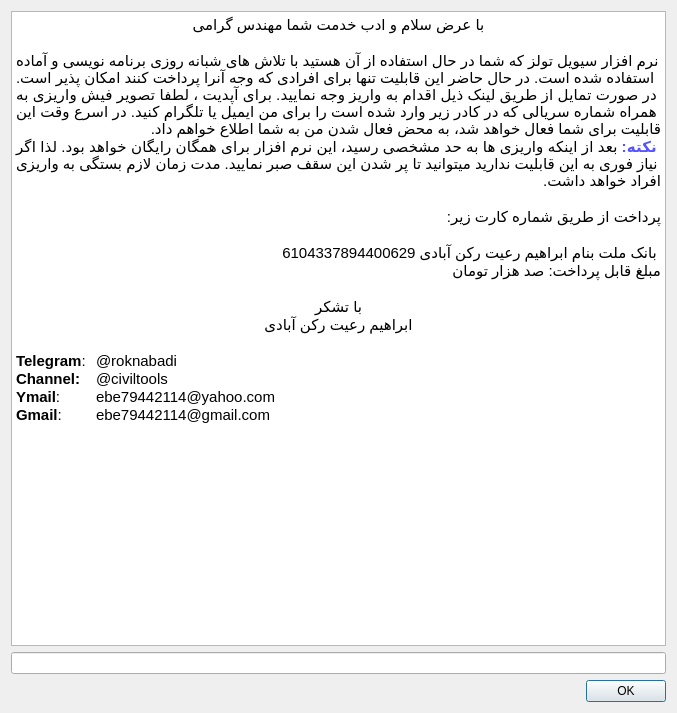
The window that widgets/serial.ui (ebrahimraeyat/civilTools) describes before a commit, drawn with Qt 5.
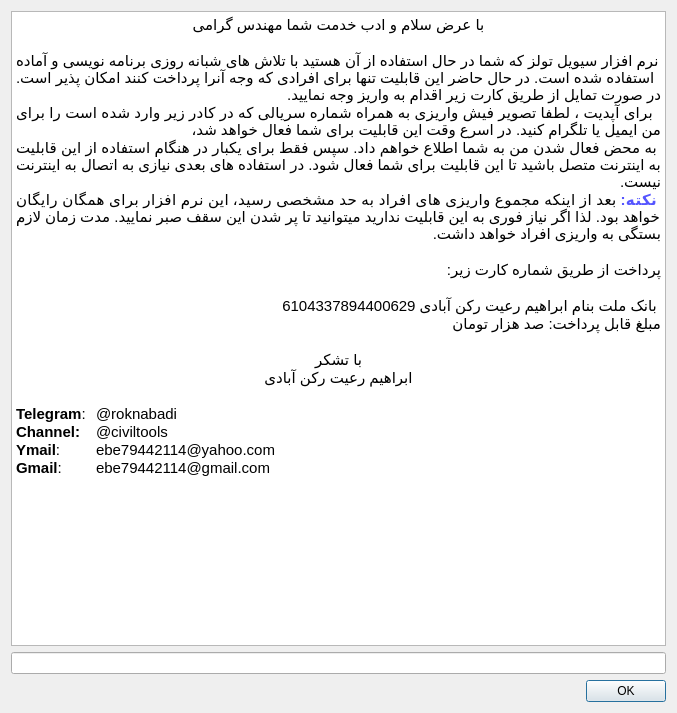
The same window after the commit.

What changed in the file:
```diff
--- a/widgets/serial.ui
+++ b/widgets/serial.ui
@@ -31,8 +31,10 @@
 &lt;/style&gt;&lt;/head&gt;&lt;body style=&quot; font-family:'Noto Sans'; font-size:10pt; font-weight:400; font-style:normal;&quot;&gt;
 &lt;p align=&quot;center&quot; dir='rtl' style=&quot; margin-top:0px; margin-bottom:0px; margin-left:0px; margin-right:0px; -qt-block-indent:0; text-indent:0px;&quot;&gt;&lt;span style=&quot; font-family:'Ubuntu'; font-size:11pt;&quot;&gt;با عرض سلام و ادب خدمت شما مهندس گرامی&lt;/span&gt;&lt;/p&gt;
 &lt;p align=&quot;center&quot; dir='rtl' style=&quot;-qt-paragraph-type:empty; margin-top:0px; margin-bottom:0px; margin-left:0px; margin-right:0px; -qt-block-indent:0; text-indent:0px; font-family:'Ubuntu'; font-size:11pt;&quot;&gt;&lt;br /&gt;&lt;/p&gt;
-&lt;p align=&quot;justify&quot; dir='rtl' style=&quot; margin-top:0px; margin-bottom:0px; margin-left:0px; margin-right:0px; -qt-block-indent:0; text-indent:0px;&quot;&gt;&lt;span style=&quot; font-family:'Ubuntu'; font-size:11pt;&quot;&gt;نرم افزار سیویل تولز که شما در حال استفاده از آن هستید با تلاش های شبانه روزی برنامه نویسی و آماده استفاده شده است. در حال حاضر این قابلیت تنها برای افرادی که وجه آنرا پرداخت کنند امکان پذیر است.  در صورت تمایل از طریق لینک ذیل اقدام به واریز وجه نمایید. برای آپدیت ، لطفا تصویر فیش واریزی به همراه شماره سریالی که در کادر زیر وارد شده است را برای من ایمیل یا تلگرام کنید. در اسرع وقت این قابلیت برای شما فعال خواهد شد، به محض فعال شدن من به شما اطلاع خواهم داد.&lt;/span&gt;&lt;/p&gt;
-&lt;p align=&quot;justify&quot; dir='rtl' style=&quot; margin-top:0px; margin-bottom:0px; margin-left:0px; margin-right:0px; -qt-block-indent:0; text-indent:0px;&quot;&gt;&lt;span style=&quot; font-family:'Ubuntu'; font-size:11pt; font-weight:600; color:#5555ff;&quot;&gt;نکته:&lt;/span&gt;&lt;span style=&quot; font-family:'Ubuntu'; font-size:11pt;&quot;&gt; بعد از اینکه واریزی ها به حد مشخصی رسید، این نرم افزار برای همگان رایگان خواهد بود. لذا اگر نیاز فوری به این قابلیت ندارید میتوانید تا پر شدن این سقف صبر نمایید. مدت زمان لازم بستگی به واریزی افراد خواهد داشت.&lt;/span&gt;&lt;/p&gt;
+&lt;p align=&quot;justify&quot; dir='rtl' style=&quot; margin-top:0px; margin-bottom:0px; margin-left:0px; margin-right:0px; -qt-block-indent:0; text-indent:0px;&quot;&gt;&lt;span style=&quot; font-family:'Ubuntu'; font-size:11pt;&quot;&gt;نرم افزار سیویل تولز که شما در حال استفاده از آن هستید با تلاش های شبانه روزی برنامه نویسی و آماده استفاده شده است. در حال حاضر این قابلیت تنها برای افرادی که وجه آنرا پرداخت کنند امکان پذیر است.  در صورت تمایل از طریق کارت زیر اقدام به واریز وجه نمایید.&lt;/span&gt;&lt;/p&gt;
+&lt;p align=&quot;justify&quot; dir='rtl' style=&quot; margin-top:0px; margin-bottom:0px; margin-left:0px; margin-right:0px; -qt-block-indent:0; text-indent:0px;&quot;&gt;&lt;span style=&quot; font-family:'Ubuntu'; font-size:11pt;&quot;&gt; برای آپدیت ، لطفا تصویر فیش واریزی به همراه شماره سریالی که در کادر زیر وارد شده است را برای من ایمیل یا تلگرام کنید. در اسرع وقت این قابلیت برای شما فعال خواهد شد،&lt;/span&gt;&lt;/p&gt;
+&lt;p align=&quot;justify&quot; dir='rtl' style=&quot; margin-top:0px; margin-bottom:0px; margin-left:0px; margin-right:0px; -qt-block-indent:0; text-indent:0px;&quot;&gt;&lt;span style=&quot; font-family:'Ubuntu'; font-size:11pt;&quot;&gt;به محض فعال شدن من به شما اطلاع خواهم داد. سپس فقط برای یکبار در هنگام استفاده از این قابلیت به اینترنت متصل باشید تا این قابلیت برای شما فعال شود. در استفاده های بعدی نیازی به اتصال به اینترنت نیست.&lt;/span&gt;&lt;/p&gt;
+&lt;p align=&quot;justify&quot; dir='rtl' style=&quot; margin-top:0px; margin-bottom:0px; margin-left:0px; margin-right:0px; -qt-block-indent:0; text-indent:0px;&quot;&gt;&lt;span style=&quot; font-family:'Ubuntu'; font-size:11pt; font-weight:600; color:#5555ff;&quot;&gt;نکته:&lt;/span&gt;&lt;span style=&quot; font-family:'Ubuntu'; font-size:11pt;&quot;&gt; بعد از اینکه مجموع واریزی های افراد به حد مشخصی رسید، این نرم افزار برای همگان رایگان خواهد بود. لذا اگر نیاز فوری به این قابلیت ندارید میتوانید تا پر شدن این سقف صبر نمایید. مدت زمان لازم بستگی به واریزی افراد خواهد داشت.&lt;/span&gt;&lt;/p&gt;
 &lt;p align=&quot;right&quot; dir='rtl' style=&quot;-qt-paragraph-type:empty; margin-top:0px; margin-bottom:0px; margin-left:0px; margin-right:0px; -qt-block-indent:0; text-indent:0px; font-family:'Ubuntu'; font-size:11pt;&quot;&gt;&lt;br /&gt;&lt;/p&gt;
 &lt;p align=&quot;right&quot; dir='rtl' style=&quot; margin-top:0px; margin-bottom:0px; margin-left:0px; margin-right:0px; -qt-block-indent:0; text-indent:0px;&quot;&gt;&lt;span style=&quot; font-family:'Ubuntu'; font-size:11pt;&quot;&gt;پرداخت از طریق شماره کارت زیر:&lt;/span&gt;&lt;/p&gt;
 &lt;p align=&quot;right&quot; dir='rtl' style=&quot;-qt-paragraph-type:empty; margin-top:0px; margin-bottom:0px; margin-left:0px; margin-right:0px; -qt-block-indent:0; text-indent:0px; font-family:'Ubuntu'; font-size:11pt;&quot;&gt;&lt;br /&gt;&lt;/p&gt;
```
